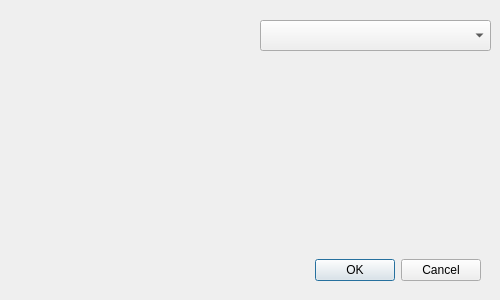
Old version of the form jpconj/preference.ui in the repository anqafalak/japkatsuyou.
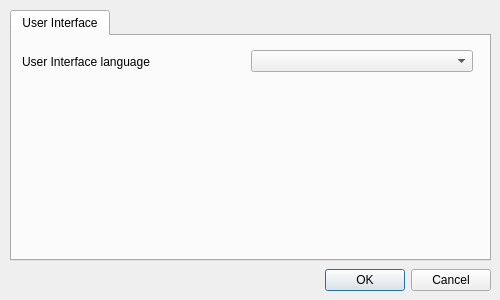
New version of the form.

Commit message: design preference dialog box

Diff of the .ui file:
```diff
--- a/jpconj/preference.ui
+++ b/jpconj/preference.ui
@@ -38,8 +38,8 @@
    <property name="geometry">
     <rect>
      <x>10</x>
-     <y>250</y>
-     <width>471</width>
+     <y>260</y>
+     <width>481</width>
      <height>41</height>
     </rect>
    </property>
@@ -50,15 +50,45 @@
     <set>QDialogButtonBox::Cancel|QDialogButtonBox::Ok</set>
    </property>
   </widget>
-  <widget class="QComboBox" name="lang">
+  <widget class="QTabWidget" name="setting_tab">
    <property name="geometry">
     <rect>
-     <x>260</x>
-     <y>20</y>
-     <width>231</width>
-     <height>31</height>
+     <x>10</x>
+     <y>10</y>
+     <width>481</width>
+     <height>251</height>
     </rect>
    </property>
+   <property name="currentIndex">
+    <number>0</number>
+   </property>
+   <widget class="QWidget" name="ui_tab">
+    <attribute name="title">
+     <string>User Interface</string>
+    </attribute>
+    <widget class="QWidget" name="horizontalLayoutWidget">
+     <property name="geometry">
+      <rect>
+       <x>10</x>
+       <y>10</y>
+       <width>451</width>
+       <height>31</height>
+      </rect>
+     </property>
+     <layout class="QHBoxLayout" name="horizontalLayout">
+      <item>
+       <widget class="QLabel" name="lang_label">
+        <property name="text">
+         <string>User Interface language</string>
+        </property>
+       </widget>
+      </item>
+      <item>
+       <widget class="QComboBox" name="lang"/>
+      </item>
+     </layout>
+    </widget>
+   </widget>
   </widget>
  </widget>
  <resources/>
```
The commit also changes 5 other files.
